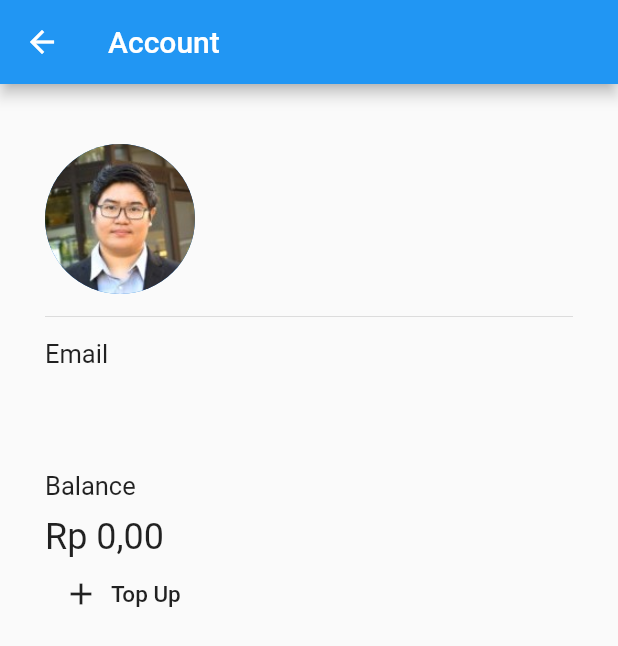
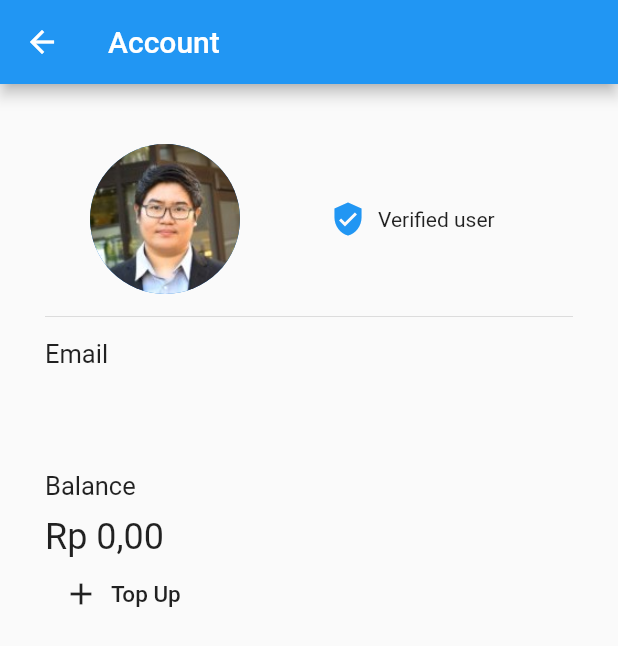
Before and after one commit to juandavinlie/patungkuyy, a Flutter app: the Account screen opened directly with empty values, on a phone screen of 412 x 824 dp. Shown: the top 646 px of the screen. Run offline on Flutter 3.47's test engine with Material 2 defaults, Android fonts, the phone set to English and light mode, and no system bars; our stand-ins replace cloud_firestore, curved_navigation_bar, firebase_auth, flutter_spinkit; accounts and stored records are empty.

Commit message:
Verified user icon

```diff
--- a/patungkuy/lib/screens/home/account.dart
+++ b/patungkuy/lib/screens/home/account.dart
@@ -26,9 +26,27 @@ class _AccountState extends State<Account> {
         child: Column(
           crossAxisAlignment: CrossAxisAlignment.start,
           children: <Widget>[
-            CircleAvatar(
-              backgroundImage: AssetImage('assets/scott.jpg'),
-              radius: 50.0,
+            Row(
+              children: [
+                SizedBox(
+                  width: 30,
+                ),
+                CircleAvatar(
+                  backgroundImage: AssetImage('assets/scott.jpg'),
+                  radius: 50.0,
+                ),
+                SizedBox(
+                  width: 60,
+                ),
+                Icon(
+                  Icons.verified_user,
+                  color: Colors.blue,
+                ),
+                Padding(
+                  padding: const EdgeInsets.all(8.0),
+                  child: Text('Verified user'),
+                ),
+              ],
             ),
             Divider(
               height: 30.0,
```
